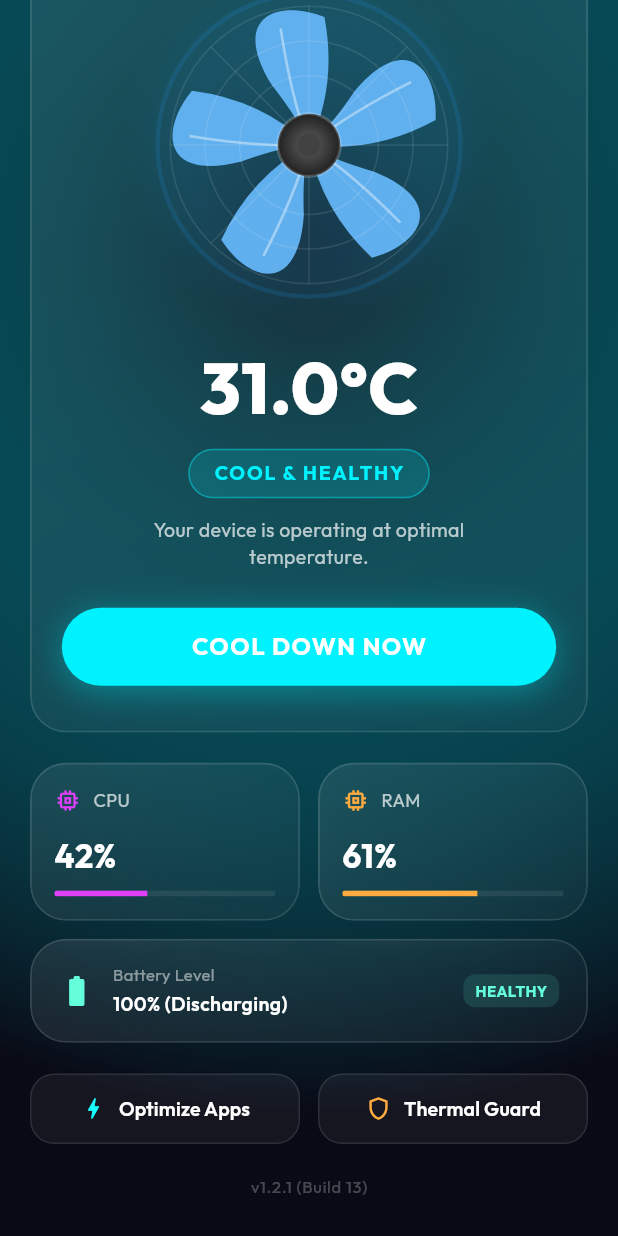
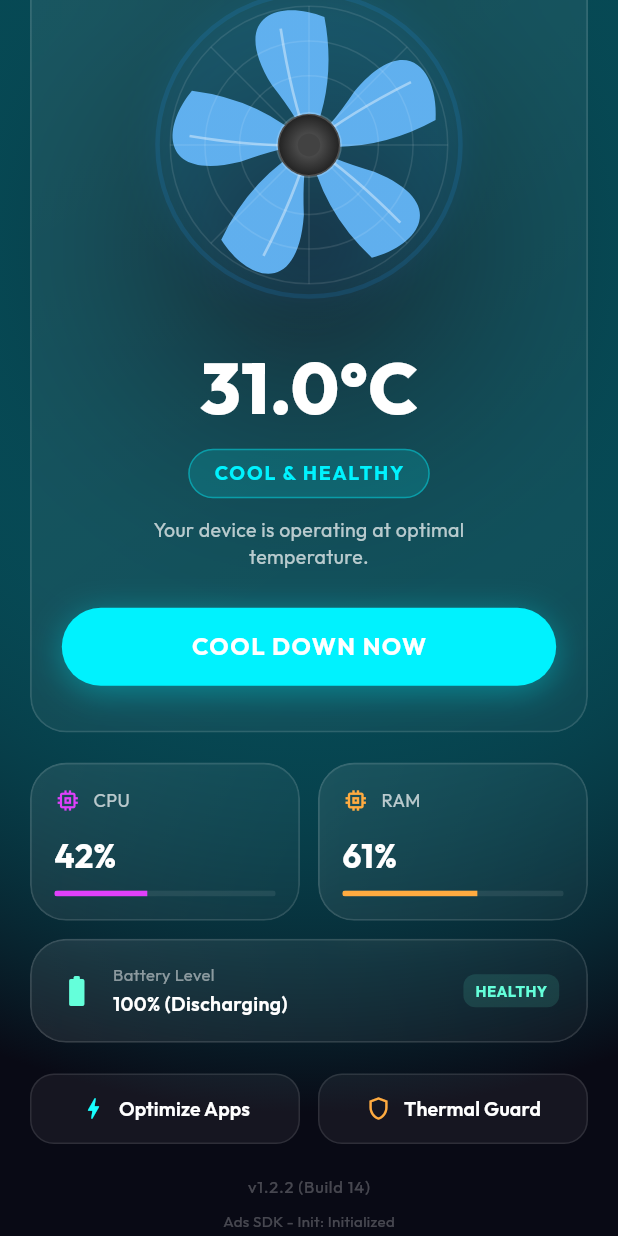
Before and after one commit to levisbarua/mobile-cooler, a Flutter app: the screen it shows after launch, scrolled down 127 dp, on a phone screen of 412 x 824 dp. Run offline on Flutter 3.47's test engine with Material 3 defaults, Android fonts, the phone set to English and light mode, and no system bars; our stand-ins replace battery_plus, google_fonts, google_mobile_ads, package_info_plus; missing offline and left inert: screen_brightness; network calls fail.

Commit message:
feat: add subtle ad diagnostics display at bottom of dashboard screen

```diff
--- a/lib/screens/dashboard_screen.dart
+++ b/lib/screens/dashboard_screen.dart
@@ -491,7 +491,10 @@ class DashboardScreen extends StatelessWidget {
                         child: AdWidget(ad: adService.bannerAd!),
                       ),
                     Center(
-                      child: FutureBuilder<PackageInfo>(
+                      child: Column(
+                        mainAxisSize: MainAxisSize.min,
+                        children: [
+                          FutureBuilder<PackageInfo>(
                             future: PackageInfo.fromPlatform(),
                             builder: (context, snapshot) {
                               if (snapshot.hasData) {
@@ -507,8 +510,40 @@ class DashboardScreen extends StatelessWidget {
                               return const SizedBox.shrink();
                             },
                           ),
+                          const SizedBox(height: 8),
+                          Text(
+                            'Ads SDK - Init: ${adService.initStatus}',
+                            style: TextStyle(
+                              color: Colors.white.withOpacity(0.25),
+                              fontSize: 10,
                             ),
-                    const SizedBox(height: 10),
+                          ),
+                          const SizedBox(height: 2),
+                          Text(
+                            'Banner: ${adService.bannerStatus} | Interstitial: ${adService.interstitialStatus}',
+                            style: TextStyle(
+                              color: Colors.white.withOpacity(0.25),
+                              fontSize: 10,
+                            ),
+                          ),
+                          if (adService.lastError != null) ...[
+                            const SizedBox(height: 4),
+                            Padding(
+                              padding: const EdgeInsets.symmetric(horizontal: 16.0),
+                              child: Text(
+                                '${adService.lastError}',
+                                textAlign: TextAlign.center,
+                                style: TextStyle(
+                                  color: Colors.redAccent.withOpacity(0.8),
+                                  fontSize: 9,
+                                ),
+                              ),
+                            ),
+                          ],
+                        ],
+                      ),
+                    ),
+                    const SizedBox(height: 15),
                   ],
                 ),
               ),
--- a/lib/services/ad_service.dart
+++ b/lib/services/ad_service.dart
@@ -9,9 +9,19 @@ class AdService extends ChangeNotifier {
   bool _isInterstitialLoaded = false;
   int _interstitialLoadAttempts = 0;
 
+  // Diagnostics status
+  String _initStatus = 'Initializing...';
+  String _bannerStatus = 'Not loaded';
+  String _interstitialStatus = 'Not loaded';
+  String? _lastError;
+
   BannerAd? get bannerAd => _bannerAd;
   bool get isBannerLoaded => _isBannerLoaded;
   bool get isInterstitialLoaded => _isInterstitialLoaded;
+  String get initStatus => _initStatus;
+  String get bannerStatus => _bannerStatus;
+  String get interstitialStatus => _interstitialStatus;
+  String? get lastError => _lastError;
 
   // Test Ad Unit IDs from Google
   static const String _bannerAdUnitId = 'ca-app-pub-3940256099942544/6300978111';
@@ -24,15 +34,26 @@ class AdService extends ChangeNotifier {
   bool get _isSupportedPlatform => !kIsWeb && (Platform.isAndroid || Platform.isIOS);
 
   Future<void> init() async {
-    if (!_isSupportedPlatform) return;
+    if (!_isSupportedPlatform) {
+      _initStatus = 'Unsupported Platform';
+      notifyListeners();
+      return;
+    }
     try {
       print('AdService: Initializing Mobile Ads SDK...');
+      _initStatus = 'Initializing...';
+      notifyListeners();
       await MobileAds.instance.initialize();
       print('AdService: Mobile Ads SDK initialized successfully.');
+      _initStatus = 'Initialized';
+      notifyListeners();
       loadBannerAd();
       loadInterstitialAd();
     } catch (e) {
       print('AdService: AdMob initialization failed: $e');
+      _initStatus = 'Failed: $e';
+      _lastError = 'Init: $e';
+      notifyListeners();
     }
   }
 
@@ -40,6 +61,9 @@ class AdService extends ChangeNotifier {
     if (!_isSupportedPlatform) return;
 
     print('AdService: Loading BannerAd...');
+    _bannerStatus = 'Loading...';
+    notifyListeners();
+
     _bannerAd = BannerAd(
       adUnitId: _bannerAdUnitId,
       size: AdSize.banner,
@@ -48,12 +72,15 @@ class AdService extends ChangeNotifier {
         onAdLoaded: (_) {
           print('AdService: BannerAd loaded successfully!');
           _isBannerLoaded = true;
+          _bannerStatus = 'Loaded';
           notifyListeners();
         },
         onAdFailedToLoad: (ad, error) {
           print('AdService: BannerAd failed to load: $error');
           ad.dispose();
           _isBannerLoaded = false;
+          _bannerStatus = 'Failed: $error';
+          _lastError = 'Banner: $error';
           notifyListeners();
         },
       ),
@@ -65,6 +92,9 @@ class AdService extends ChangeNotifier {
     if (!_isSupportedPlatform) return;
 
     print('AdService: Loading InterstitialAd...');
+    _interstitialStatus = 'Loading...';
+    notifyListeners();
+
     InterstitialAd.load(
       adUnitId: _interstitialAdUnitId,
       request: const AdRequest(),
@@ -73,6 +103,7 @@ class AdService extends ChangeNotifier {
           print('AdService: InterstitialAd loaded successfully!');
           _interstitialAd = ad;
           _isInterstitialLoaded = true;
+          _interstitialStatus = 'Loaded';
           _interstitialLoadAttempts = 0;
 
           _interstitialAd!.fullScreenContentCallback = FullScreenContentCallback(
@@ -80,12 +111,15 @@ class AdService extends ChangeNotifier {
               print('AdService: InterstitialAd dismissed.');
               ad.dispose();
               _isInterstitialLoaded = false;
+              _interstitialStatus = 'Dismissed';
               loadInterstitialAd(); // Load the next one
             },
             onAdFailedToShowFullScreenContent: (ad, error) {
               print('AdService: InterstitialAd failed to show: $error');
               ad.dispose();
               _isInterstitialLoaded = false;
+              _interstitialStatus = 'Failed to show: $error';
+              _lastError = 'Show Interstitial: $error';
               loadInterstitialAd();
             },
           );
@@ -94,10 +128,14 @@ class AdService extends ChangeNotifier {
         onAdFailedToLoad: (error) {
           print('AdService: InterstitialAd failed to load: $error');
           _isInterstitialLoaded = false;
+          _interstitialStatus = 'Failed: $error';
+          _lastError = 'Interstitial: $error';
           _interstitialLoadAttempts++;
           if (_interstitialLoadAttempts < 3) {
             // Retry loading
             loadInterstitialAd();
+          } else {
+            notifyListeners();
           }
         },
       ),
@@ -111,6 +149,7 @@ class AdService extends ChangeNotifier {
       _interstitialAd!.show();
     } else {
       print('AdService: InterstitialAd not loaded yet.');
+      _interstitialStatus = 'Show attempted (Not loaded)';
       loadInterstitialAd(); // Force attempt load
     }
   }
--- a/pubspec.yaml
+++ b/pubspec.yaml
@@ -16,7 +16,7 @@ publish_to: 'none' # Remove this line if you wish to publish to pub.dev
 # https://developer.apple.com/library/archive/documentation/General/Reference/InfoPlistKeyReference/Articles/CoreFoundationKeys.html
 # In Windows, build-name is used as the major, minor, and patch parts
 # of the product and file versions while build-number is used as the build suffix.
-version: 1.2.1+13
+version: 1.2.2+14
 
 environment:
   sdk: ^3.11.1
```
Lines whose indentation alone changed are shown as unchanged.
